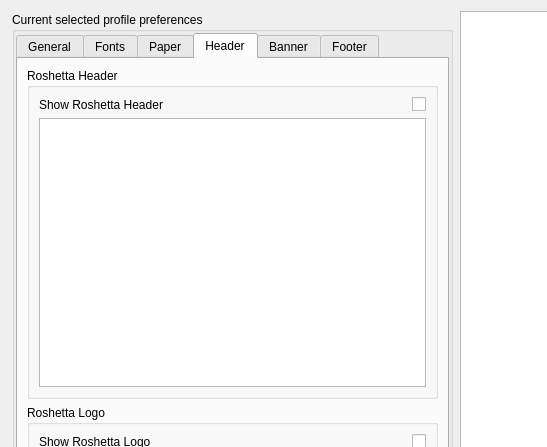
Above: qtemr/ui/printdrugs.ui from dr3mro/SmartClinic before the change; both pictures show x 0 to 547 and y 0 to 447 of the 1184 by 898 pixel window. Below: the same form after it.
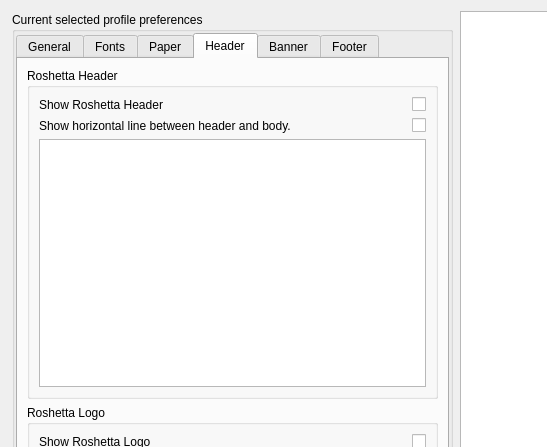
That is the form after the change. The open tabs and pages were chosen to show the change. Icons and pictures are not drawn. Custom widgets are drawn as their Qt base class.

Commit message: * add hide separator

The edit to the form file:
```diff
--- a/qtemr/ui/printdrugs.ui
+++ b/qtemr/ui/printdrugs.ui
@@ -1546,6 +1546,30 @@
                  </layout>
                 </item>
                 <item row="1" column="0">
+                 <layout class="QHBoxLayout" name="horizontalLayout_26">
+                  <item>
+                   <widget class="QLabel" name="label_42">
+                    <property name="text">
+                     <string>Show horizontal line between header and body.</string>
+                    </property>
+                   </widget>
+                  </item>
+                  <item>
+                   <widget class="Switch" name="enableBodyHeaderSeparator">
+                    <property name="sizePolicy">
+                     <sizepolicy hsizetype="Fixed" vsizetype="Fixed">
+                      <horstretch>0</horstretch>
+                      <verstretch>0</verstretch>
+                     </sizepolicy>
+                    </property>
+                    <property name="text">
+                     <string/>
+                    </property>
+                   </widget>
+                  </item>
+                 </layout>
+                </item>
+                <item row="2" column="0">
                  <widget class="TextEdit" name="Header"/>
                 </item>
                </layout>
```
The commit also changes 6 other files.
